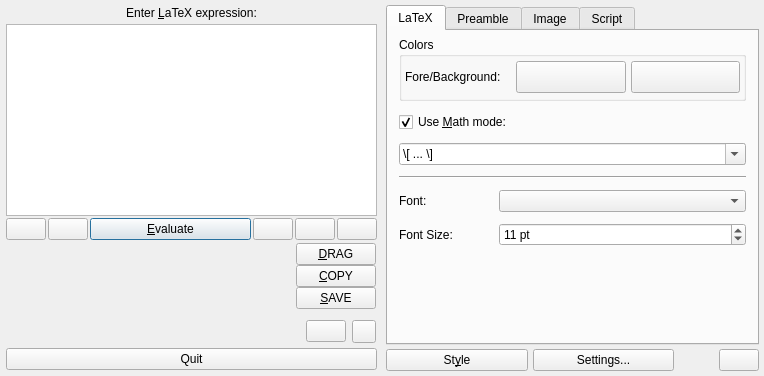
This is src/klfmainwin.ui in CryFeiFei/klatexformula as Qt 5 draws it before an edit. The edited form follows.
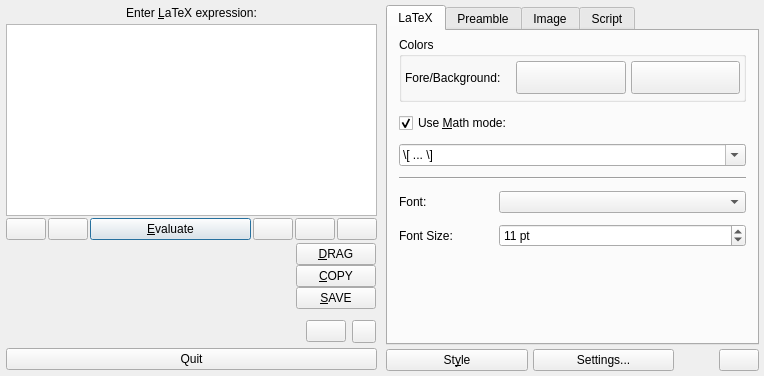
This is the edited form. The open tabs and pages were chosen to show the change. Icons and pictures are not drawn. Custom widgets are drawn as their Qt base class.

Commit message: a new decent reorganized settings dialog.

What changed in the file:
```diff
--- a/src/klfmainwin.ui
+++ b/src/klfmainwin.ui
@@ -663,8 +663,8 @@
                <widget class="KLFColorChooser" name="colFg">
                 <property name="minimumSize">
                  <size>
-                  <width>56</width>
-                  <height>32</height>
+                  <width>66</width>
+                  <height>33</height>
                  </size>
                 </property>
                 <property name="showSize">
@@ -685,8 +685,8 @@
                <widget class="KLFColorChooser" name="colBg">
                 <property name="minimumSize">
                  <size>
-                  <width>56</width>
-                  <height>32</height>
+                  <width>66</width>
+                  <height>33</height>
                  </size>
                 </property>
                 <property name="showSize">
```
Left out of the diff: 6 changed lines with no effect on the pictures. The commit also changes 5 other files.
